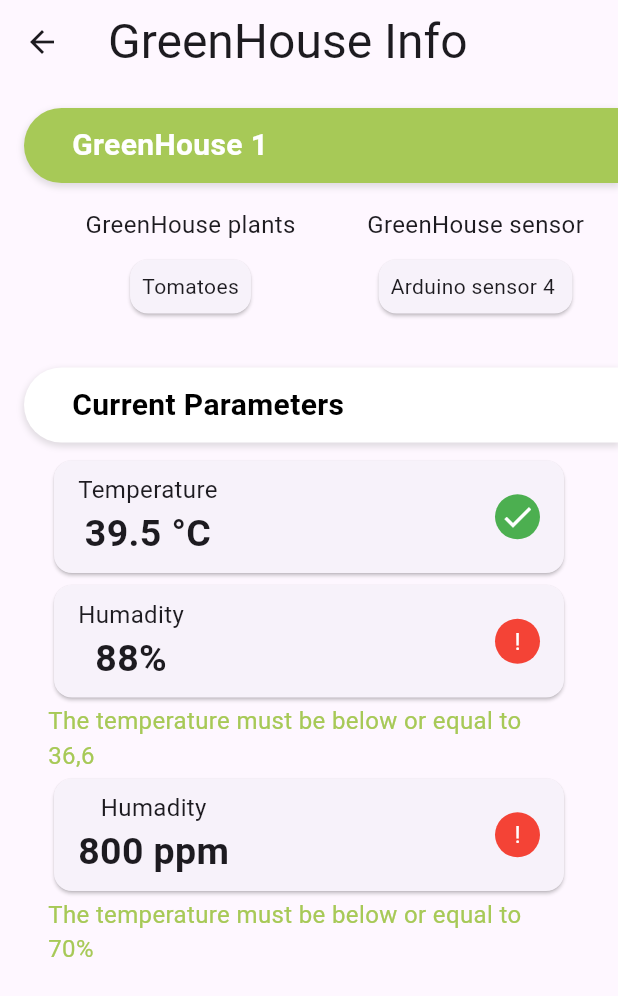
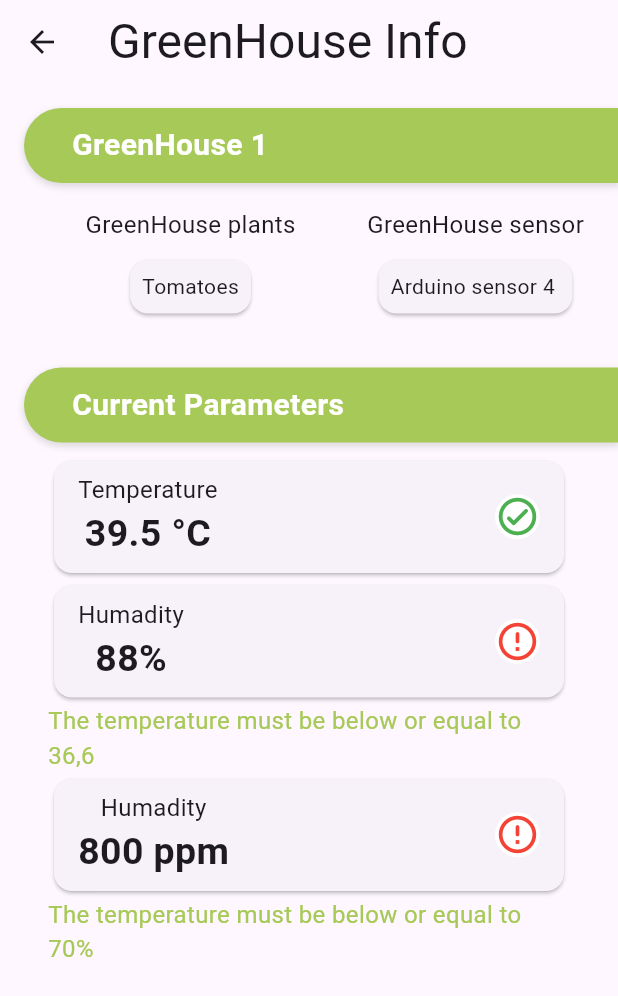
Before and after one commit to CRObite/green_controll, a Flutter app: the Application screen opened by its route, after a tap on "Green House 1", on a phone screen of 412 x 824 dp. Shown: the top 996 px of the screen. Run offline on Flutter 3.47's test engine with Material 3 defaults, Android fonts, the phone set to English and light mode, and no system bars; our stand-ins replace shared_preferences; accounts and stored records are empty.

Commit message:
static plants

```diff
--- a/lib/presentation/GreenHousePages/GreenHouseInfoPage.dart
+++ b/lib/presentation/GreenHousePages/GreenHouseInfoPage.dart
@@ -75,10 +75,10 @@ class _GreenHouseInfoState extends State<GreenHouseInfo> {
 
             const SizedBox(height: 16,),
 
-            const HalfRoundedContainer(
+            HalfRoundedContainer(
                 title:'Current Parameters',
-                color: Colors.white,
-                textColor: Colors.black
+                color: AppColors.greenColor,
+                textColor: Colors.white
             ),
             const SizedBox(height: 8,),
 
--- a/lib/presentation/GreenHousePages/GreenHousePage.dart
+++ b/lib/presentation/GreenHousePages/GreenHousePage.dart
@@ -38,7 +38,7 @@ class _GreenHouseState extends State<GreenHouse> {
                     child: DropdownButton<String>(
                       underline: Container(),
                       isExpanded: true,
-                      hint: const Text('Plants'),
+                      hint: const Text('asdasda'),
                       value: selectedValue,
                       onChanged: (String? newValue) {
                         setState(() {
--- a/lib/presentation/HomePage.dart
+++ b/lib/presentation/HomePage.dart
@@ -11,17 +11,29 @@ class HomePage extends StatefulWidget {
 
 class _HomePageState extends State<HomePage> {
 
+
+
   List<String> ghItems = ['Green House 2', 'Green House 3'];
+  List<String> plantsImage = [
+    'assets/Plants/asparagus.jpg',
+    'assets/Plants/carrots.jpg',
+    'assets/Plants/eggplant.jpg',
+    'assets/Plants/kale.jpg',
+    'assets/Plants/onion.jpg',
+    'assets/Plants/spinach.jpg',
+    'assets/Plants/strawberry.jpg',
+    'assets/Plants/turnip.jpg',
+  ];
 
   @override
   Widget build(BuildContext context) {
     return SingleChildScrollView(
       child: Column(
         children: [
-          const HalfRoundedContainer(title: 'Care Tips',color: Colors.white, textColor: Colors.black,),
+          HalfRoundedContainer(title: 'Care Tips',color: AppColors.greenColor, textColor: Colors.white,),
           const SizedBox(height: 8,),
           Padding(
-            padding: const EdgeInsets.only(left: 32),
+            padding:const EdgeInsets.only(left: 32),
             child: Container(
               height: 250,
               child: GridView.builder(
@@ -31,7 +43,7 @@ class _HomePageState extends State<HomePage> {
                   mainAxisSpacing: 8.0,
                 ),
                 scrollDirection: Axis.horizontal,
-                itemCount: 10,
+                itemCount: plantsImage.length,
                 itemBuilder: (context, index) {
                   return Container(
                     decoration: BoxDecoration(
@@ -41,10 +53,14 @@ class _HomePageState extends State<HomePage> {
                       ),
                     ),
 
-                    child: const Center(
-                      child: Text(
-                        'Cucumber',
-                        style: TextStyle(color: Colors.white),
+                    child: Padding(
+                      padding: const EdgeInsets.all(8.0),
+                      child: ClipRRect(
+                        borderRadius: BorderRadius.circular(20),
+                        child: Image.asset(
+                          plantsImage[index],
+                          fit: BoxFit.cover,
+                        ),
                       ),
                     ),
                   );
@@ -55,7 +71,7 @@ class _HomePageState extends State<HomePage> {
 
           const SizedBox(height: 32,),
 
-          const HalfRoundedContainer(title: 'Current warnings', color: Colors.white, textColor: Colors.black,),
+          HalfRoundedContainer(title: 'Current warnings', color: AppColors.greenColor, textColor: Colors.white,),
 
           const SizedBox(height: 8,),
 
@@ -70,16 +86,25 @@ class _HomePageState extends State<HomePage> {
                       padding: const EdgeInsets.all(8.0),
                       child: GestureDetector(
                         onTap: (){
-
+                          Navigator.pushNamed(context, '/gh_info');
                         },
                         child: Container(
-                          decoration: const BoxDecoration(
-                            image: DecorationImage(
+                          decoration: BoxDecoration(
+                            color: Colors.white,
+                            boxShadow: [
+                              BoxShadow(
+                                color: Colors.grey.withOpacity(0.3),
+                                spreadRadius: 1,
+                                blurRadius: 3,
+                                offset: const Offset(0, 2),
+                              ),
+                            ],
+                            borderRadius: const BorderRadius.all(
+                              Radius.circular(20),
+                            ),
+                            image: const DecorationImage(
                               image: AssetImage('assets/background.jpg'),
                               fit: BoxFit.cover,
-                            ),
-                            borderRadius: BorderRadius.all(
-                              Radius.circular(20),
                             ),
                           ),
                           child: Padding(
@@ -104,12 +129,12 @@ class _HomePageState extends State<HomePage> {
                                       width: 30,
                                       height: 30,
                                       decoration: const BoxDecoration(
-                                          color: Colors.red,
+                                          color: Colors.white,
                                           borderRadius: BorderRadius.all(
                                             Radius.circular(50.0),
                                           )
                                       ),
-                                      child: const Center(child: Text('!',style: TextStyle(color: Colors.white),),),
+                                      child: const Center(child: Icon(Icons.error_outline_rounded,color: Colors.red, size: 30,)),
                                     )
                                 )
                               ],
--- a/lib/presentation/Widgets/CurrentParameters.dart
+++ b/lib/presentation/Widgets/CurrentParameters.dart
@@ -43,22 +43,22 @@ class _CurrentParametersState extends State<CurrentParameters> {
                       width: 30,
                       height: 30,
                       decoration: const BoxDecoration(
-                          color: Colors.red,
+                          color: Colors.white,
                           borderRadius: BorderRadius.all(
                             Radius.circular(50.0),
                           )
                       ),
-                      child: const Center(child: Text('!',style: TextStyle(color: Colors.white,fontSize: 16),),),
+                      child: const Center(child: Icon(Icons.error_outline_rounded,color: Colors.red, size: 30,)),
                     ): Container(
                       width: 30,
                       height: 30,
                       decoration: const BoxDecoration(
-                          color: Colors.green,
+                          color: Colors.white,
                           borderRadius: BorderRadius.all(
                             Radius.circular(50.0),
                           )
                       ),
-                      child: const Center(child: Icon(Icons.check_outlined, color: Colors.white,),),
+                      child: const Center(child: Icon(Icons.check_circle_outline_rounded, color: Colors.green,size: 30,),),
                     ),
                   ],
                 ),
```
Also changed, not shown: pubspec.yaml (+8 -0 lines), assets/Plants/asparagus.jpg (added), assets/Plants/carrots.jpg (added), assets/Plants/eggplant.jpg (added), assets/Plants/kale.jpg (added), assets/Plants/onion.jpg (added), assets/Plants/spinach.jpg (added), assets/Plants/strawberry.jpg (added), assets/Plants/turnip.jpg (added).
